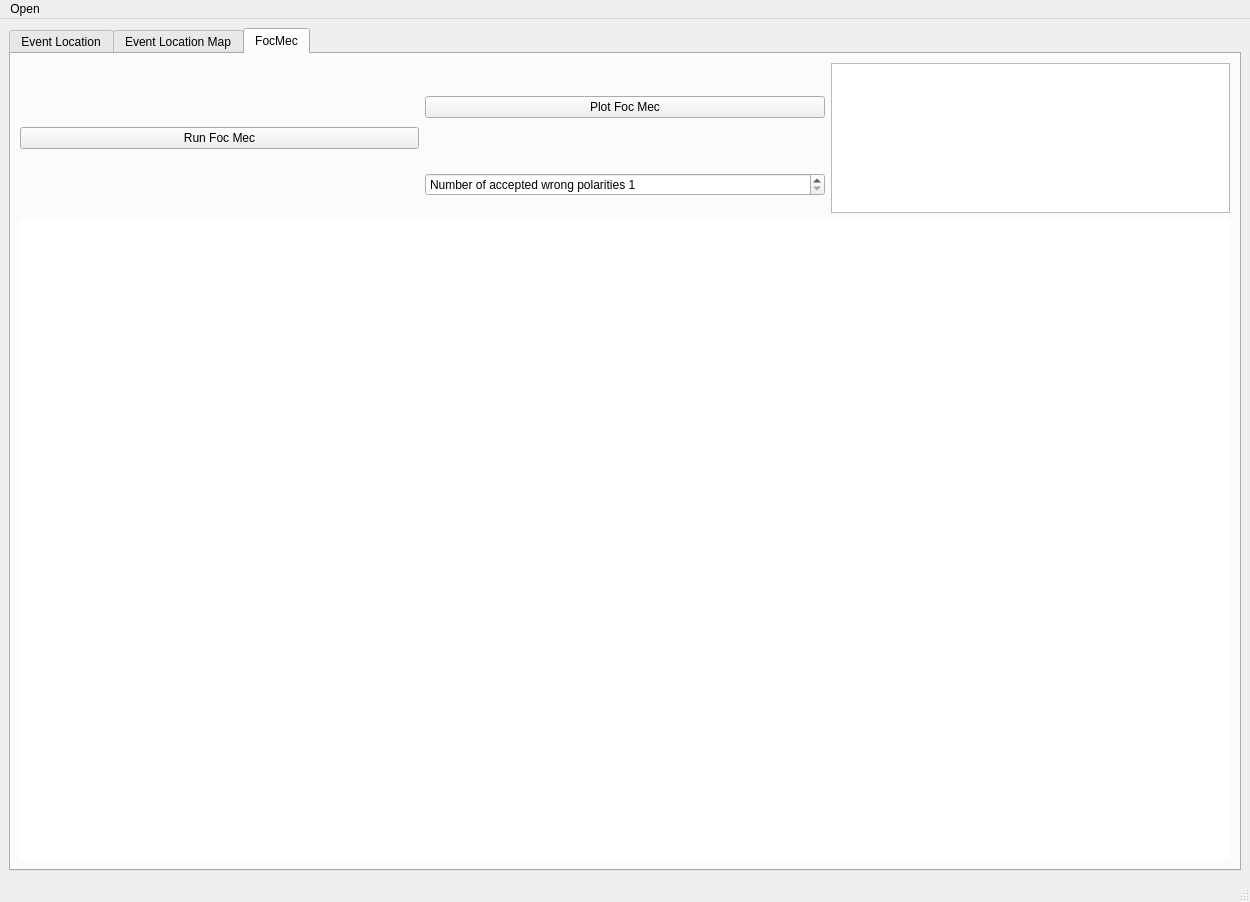
This is isp/resources/designer_uis/LocFlow.ui in ProjectISP/ISP as Qt 5 draws it before an edit. The edited form follows.
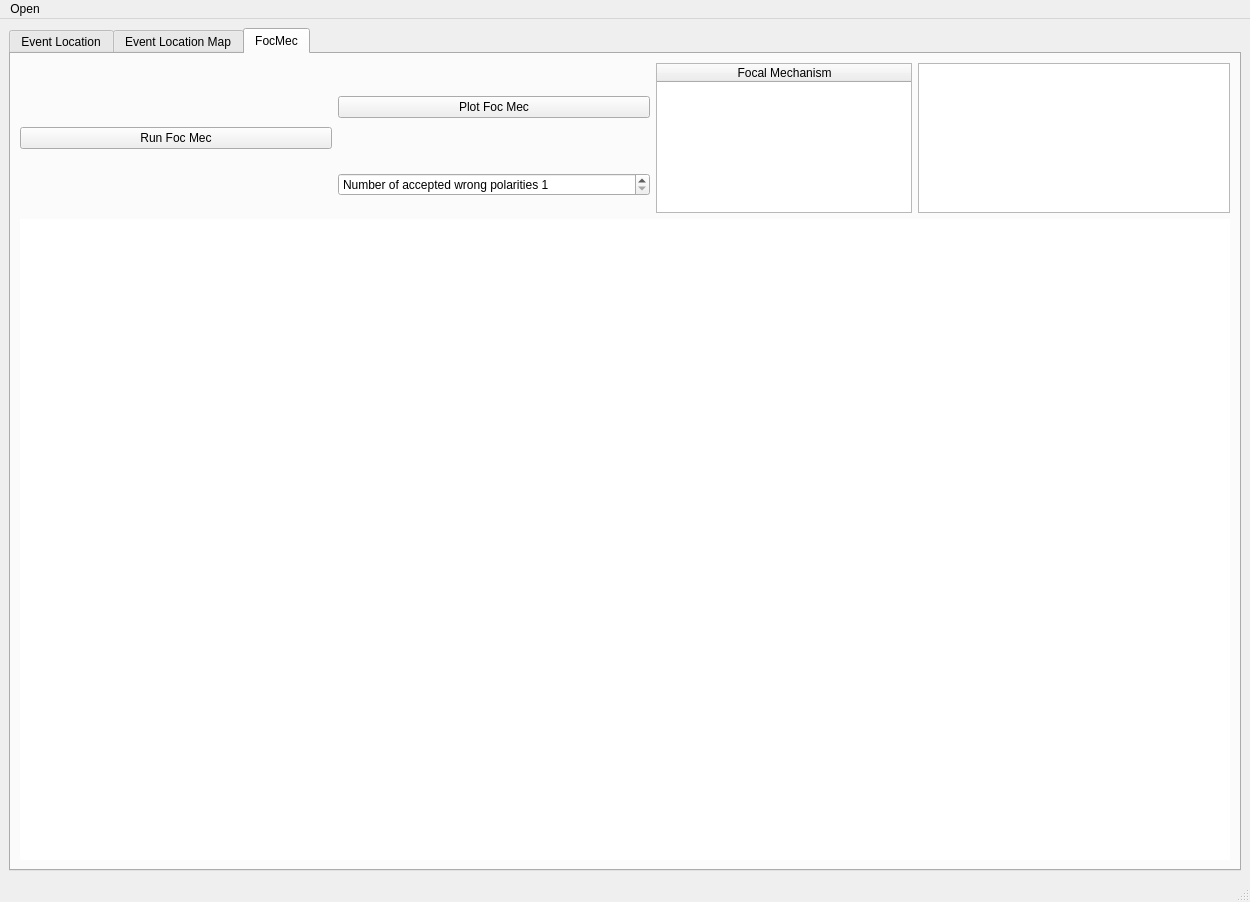
This is the edited form. The open tabs and pages were chosen to show the change. Icons and pictures are not drawn.

Commit message: Loc Flow working!!!

Patch:
```diff
--- a/isp/resources/designer_uis/LocFlow.ui
+++ b/isp/resources/designer_uis/LocFlow.ui
@@ -532,12 +532,12 @@
                <widget class="QComboBox" name="transCB">
                 <item>
                  <property name="text">
-                  <string>SIMPLE</string>
+                  <string>GLOBAL</string>
                  </property>
                 </item>
                 <item>
                  <property name="text">
-                  <string>GLOBAL</string>
+                  <string>SIMPLE</string>
                  </property>
                 </item>
                </widget>
@@ -930,36 +930,13 @@
        <layout class="QVBoxLayout" name="verticalLayout_11">
         <item>
          <layout class="QGridLayout" name="gridLayout_3">
-          <item row="0" column="1">
-           <widget class="QPushButton" name="pltFocMecBtn">
-            <property name="text">
-             <string>Plot Foc Mec</string>
-            </property>
-           </widget>
-          </item>
-          <item row="2" column="0" colspan="3">
+          <item row="2" column="0" colspan="4">
            <widget class="QWidget" name="widget_focmec" native="true">
             <property name="styleSheet">
              <string notr="true">background-color: rgb(255, 255, 255);</string>
             </property>
            </widget>
           </item>
-          <item row="0" column="2" rowspan="2">
-           <widget class="QPlainTextEdit" name="FirstPolarityInfoText">
-            <property name="sizePolicy">
-             <sizepolicy hsizetype="Preferred" vsizetype="Preferred">
-              <horstretch>0</horstretch>
-              <verstretch>0</verstretch>
-             </sizepolicy>
-            </property>
-            <property name="minimumSize">
-             <size>
-              <width>200</width>
-              <height>150</height>
-             </size>
-            </property>
-           </widget>
-          </item>
           <item row="1" column="1">
            <widget class="QSpinBox" name="accepted_polarities">
             <property name="prefix">
@@ -973,6 +950,22 @@
             </property>
            </widget>
           </item>
+          <item row="0" column="3" rowspan="2">
+           <widget class="QPlainTextEdit" name="FirstPolarityInfoText">
+            <property name="sizePolicy">
+             <sizepolicy hsizetype="Preferred" vsizetype="Preferred">
+              <horstretch>0</horstretch>
+              <verstretch>0</verstretch>
+             </sizepolicy>
+            </property>
+            <property name="minimumSize">
+             <size>
+              <width>200</width>
+              <height>150</height>
+             </size>
+            </property>
+           </widget>
+          </item>
           <item row="0" column="0" rowspan="2">
            <widget class="QPushButton" name="runFocMecBtn">
             <property name="text">
@@ -980,6 +973,31 @@
             </property>
            </widget>
           </item>
+          <item row="0" column="1">
+           <widget class="QPushButton" name="pltFocMecBtn">
+            <property name="text">
+             <string>Plot Foc Mec</string>
+            </property>
+           </widget>
+          </item>
+          <item row="0" column="2" rowspan="2">
+           <widget class="QTableWidget" name="focmecTW">
+            <property name="sizePolicy">
+             <sizepolicy hsizetype="Maximum" vsizetype="Expanding">
+              <horstretch>0</horstretch>
+              <verstretch>0</verstretch>
+             </sizepolicy>
+            </property>
+            <attribute name="horizontalHeaderDefaultSectionSize">
+             <number>255</number>
+            </attribute>
+            <column>
+             <property name="text">
+              <string>Focal Mechanism</string>
+             </property>
+            </column>
+           </widget>
+          </item>
          </layout>
         </item>
        </layout>
```
The commit also changes 2 other files.
